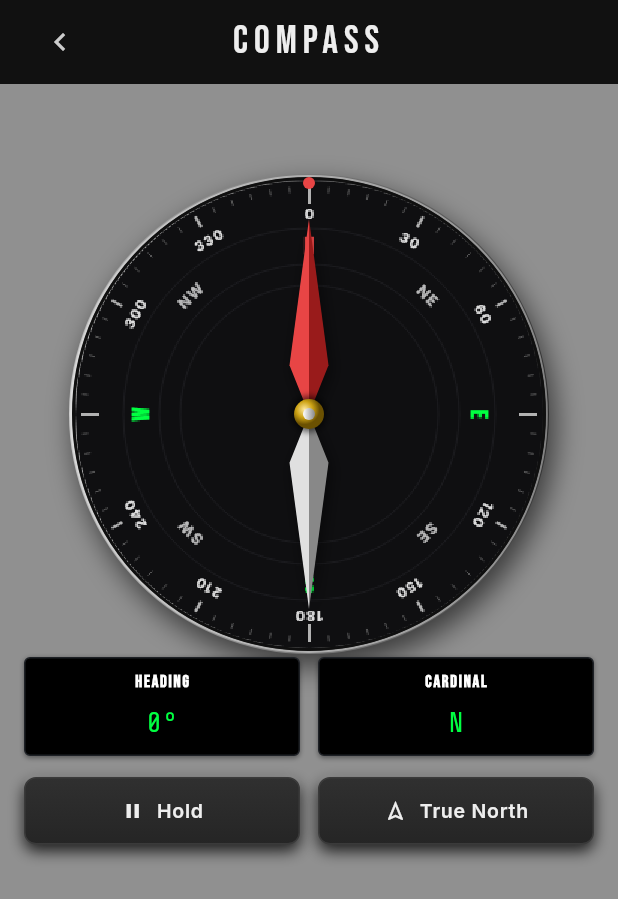
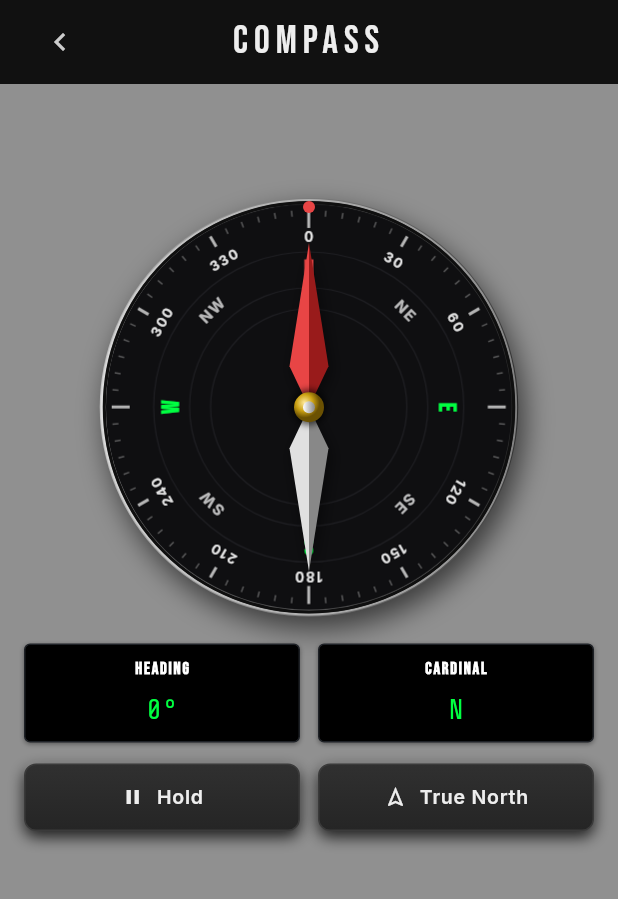
Before and after one commit to Abdallah-Labeb/Levo, a Flutter app: the CompassView screen opened directly, on a phone screen of 412 x 824 dp. Shown: the top 899 px of the screen. Run offline on Flutter 3.47's test engine with Material 3 defaults, Android fonts, the phone set to English and light mode, and no system bars; our stand-ins replace audioplayers, camera, equatable, flutter_bloc, flutter_compass, flutter_svg and 11 more; missing offline and left inert: light, noise_meter; accounts and stored records are empty; network calls fail.

Commit message:
fix: resolve compass blurriness with DPR scaling, wrap visualizer in Expanded for adaptive spacing, and fix protractor display text clipping

```diff
--- a/lib/features/compass/view/compass_screen.dart
+++ b/lib/features/compass/view/compass_screen.dart
@@ -165,11 +165,9 @@ class CompassView extends StatelessWidget {
                     ),
                   ),
 
-                  // 2. Spacer above the compass to push it down
-                  const Spacer(flex: 1),
-
-                  // 3. Rotating Compass Dial card visualizer (Centered)
-                  LayoutBuilder(
+                  // 2. Rotating Compass Dial card visualizer (Centered)
+                  Expanded(
+                    child: LayoutBuilder(
                       builder: (context, constraints) {
                         final double dialSize = math.min(
                           math.min(
@@ -178,6 +176,8 @@ class CompassView extends StatelessWidget {
                           ),
                           AppDimensions.compassDialSize,
                         );
+
+                        if (dialSize <= 0) return const SizedBox.shrink();
 
                         return Center(
                           child: Container(
@@ -197,15 +197,14 @@ class CompassView extends StatelessWidget {
                               painter: CompassPainter(
                                 heading: state.heading,
                                 accuracy: state.accuracy,
+                                devicePixelRatio: MediaQuery.of(context).devicePixelRatio,
                               ),
                             ),
                           ),
                         );
                       },
                     ),
-
-                  // 4. Spacer below the compass to balance it
-                  const Spacer(flex: 1),
+                  ),
 
                   // 4. LED Digital Readout display
                   Padding(
--- a/lib/features/compass/widgets/compass_painter.dart
+++ b/lib/features/compass/widgets/compass_painter.dart
@@ -9,10 +9,15 @@ import 'package:levo/features/compass/bloc/compass_state.dart';
 /// Displays a machined chrome bezel, a rotating dial card with green cardinal markers,
 /// intercardinals, degree numbers, and a static faceted diamond needle.
 class CompassPainter extends CustomPainter {
-  CompassPainter({required this.heading, required this.accuracy});
+  CompassPainter({
+    required this.heading,
+    required this.accuracy,
+    required this.devicePixelRatio,
+  });
 
   final double heading;
   final CompassAccuracy accuracy;
+  final double devicePixelRatio;
 
   static final Paint bezelPaint = Paint();
   static final Paint groovePaint = Paint();
@@ -75,6 +80,7 @@ class CompassPainter extends CustomPainter {
   // Dial Image Cache variables (Raster Caching)
   static ui.Image? _cachedDialImage;
   static double? _cachedDialRadius;
+  static double? _cachedDpr;
 
   /// Draws the rotating dial card elements onto the canvas centered at Offset.zero
   void _drawDialCard(Canvas canvas, double dialRadius) {
@@ -216,19 +222,24 @@ class CompassPainter extends CustomPainter {
       ..strokeWidth = 2.0;
     canvas.drawCircle(center, dialRadius + 1.0, groovePaint);
 
-    // Rasterize and cache the dial image if null or radius changes (completely stable, no text shake)
-    final int imageSize = (dialRadius * 2).ceil();
-    if (_cachedDialImage == null || _cachedDialRadius != dialRadius) {
+    // Rasterize and cache the dial image if null or radius/DPR changes (completely stable, no text shake)
+    final double physicalSize = dialRadius * 2 * devicePixelRatio;
+    final int imageSize = physicalSize.ceil();
+    if (_cachedDialImage == null || _cachedDialRadius != dialRadius || _cachedDpr != devicePixelRatio) {
       final recorder = ui.PictureRecorder();
       final recordingCanvas = Canvas(recorder);
 
-      // Center the dial card drawing at (dialRadius, dialRadius)
+      // Scale the canvas so logical drawing commands are recorded at physical resolution
+      recordingCanvas.scale(devicePixelRatio);
+
+      // Center the dial card drawing at (dialRadius, dialRadius) in logical coordinates
       recordingCanvas.translate(dialRadius, dialRadius);
       _drawDialCard(recordingCanvas, dialRadius);
 
       final picture = recorder.endRecording();
       _cachedDialImage = picture.toImageSync(imageSize, imageSize);
       _cachedDialRadius = dialRadius;
+      _cachedDpr = devicePixelRatio;
     }
 
     // 2. Rotate canvas and draw rotating dial card image (completely stable, no text shake)
@@ -236,8 +247,13 @@ class CompassPainter extends CustomPainter {
     canvas.translate(center.dx, center.dy);
     // Rotating opposite of heading so N points to North in space
     canvas.rotate(-heading * math.pi / 180.0);
-    // Draw centered raster image
-    canvas.drawImage(_cachedDialImage!, Offset(-dialRadius, -dialRadius), Paint());
+    // Draw centered raster image mapped from physical dimensions back to logical bounds
+    canvas.drawImageRect(
+      _cachedDialImage!,
+      Rect.fromLTWH(0, 0, _cachedDialImage!.width.toDouble(), _cachedDialImage!.height.toDouble()),
+      Rect.fromCircle(center: Offset.zero, radius: dialRadius),
+      Paint()..filterQuality = ui.FilterQuality.high,
+    );
     canvas.restore(); // Restore dial card rotation
 
     // 3. Draw static needle pointers (North = Faceted Red, South = Faceted Silver/Gray)
--- a/lib/features/protractor/view/protractor_screen.dart
+++ b/lib/features/protractor/view/protractor_screen.dart
@@ -110,7 +110,7 @@ class _ProtractorViewState extends State<ProtractorView> {
                       bottom: AppDimensions.paddingS,
                     ),
                     child: SizedBox(
-                      height: 64.0,
+                      height: 80.0,
                       child: Row(
                         crossAxisAlignment: CrossAxisAlignment.center,
                         children: [
@@ -129,7 +129,7 @@ class _ProtractorViewState extends State<ProtractorView> {
                           // Center: Measured Angle LED Display (Expanded for dynamic sizing)
                           Expanded(
                             child: SizedBox(
-                              height: 64.0,
+                              height: 80.0,
                               child: LedDisplay(
                                 value: _formatAngle(context, state.measuredAngle),
                                 label: l10n.protractorLabelAngle,
```
Lines whose indentation alone changed are shown as unchanged.
